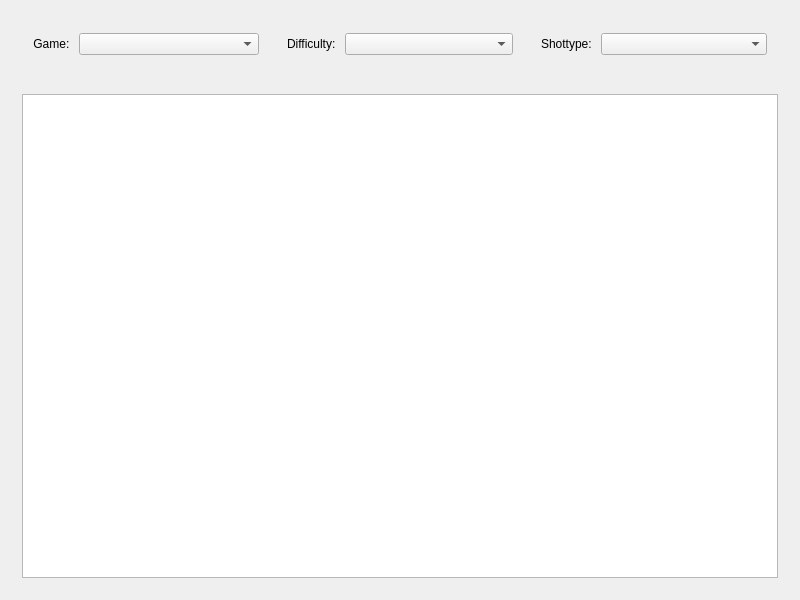
Above: THScore/editorwindow.ui from denebwang/touhouScore before the change. Below: the same form after it.
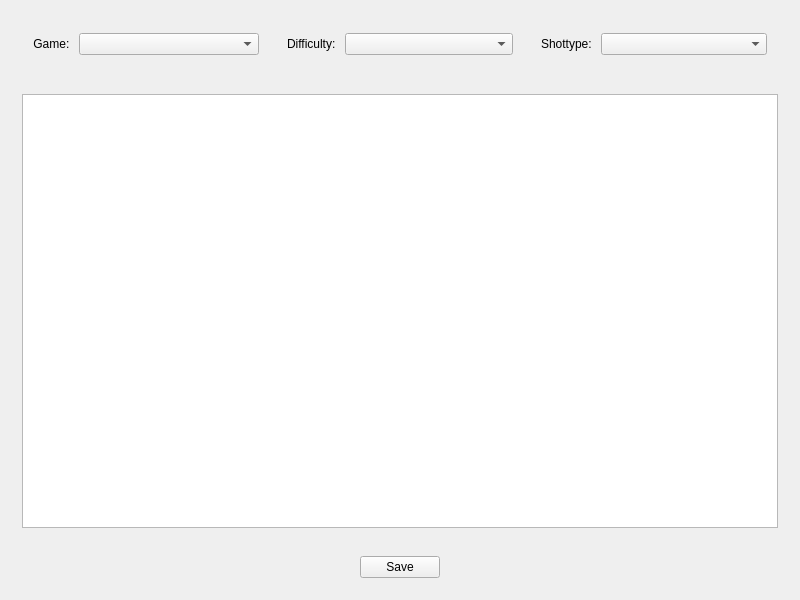
That is the form after the change.

What changed in the file:
```diff
--- a/THScore/editorwindow.ui
+++ b/THScore/editorwindow.ui
@@ -201,6 +201,45 @@
      </widget>
     </widget>
    </item>
+   <item>
+    <widget class="QWidget" name="widget" native="true">
+     <layout class="QHBoxLayout" name="horizontalLayout_5">
+      <item>
+       <spacer name="horizontalSpacer">
+        <property name="orientation">
+         <enum>Qt::Horizontal</enum>
+        </property>
+        <property name="sizeHint" stdset="0">
+         <size>
+          <width>40</width>
+          <height>20</height>
+         </size>
+        </property>
+       </spacer>
+      </item>
+      <item>
+       <widget class="QPushButton" name="saveButton">
+        <property name="text">
+         <string>Save</string>
+        </property>
+       </widget>
+      </item>
+      <item>
+       <spacer name="horizontalSpacer_2">
+        <property name="orientation">
+         <enum>Qt::Horizontal</enum>
+        </property>
+        <property name="sizeHint" stdset="0">
+         <size>
+          <width>40</width>
+          <height>20</height>
+         </size>
+        </property>
+       </spacer>
+      </item>
+     </layout>
+    </widget>
+   </item>
   </layout>
  </widget>
  <layoutdefault spacing="6" margin="11"/>
```
